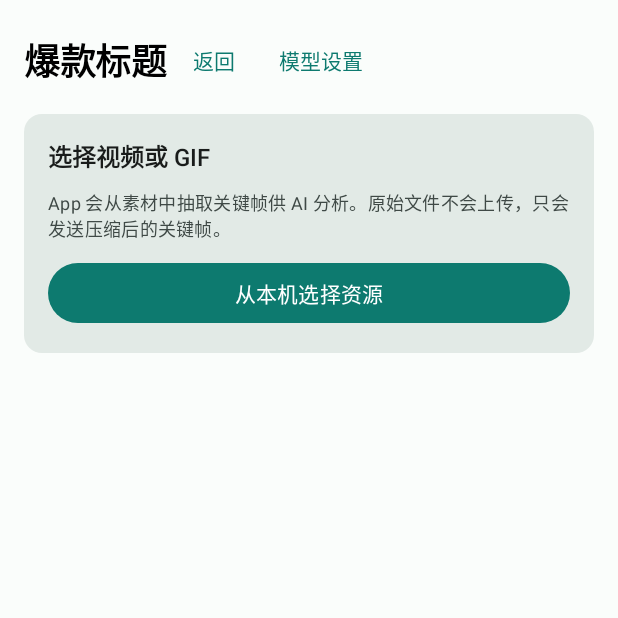
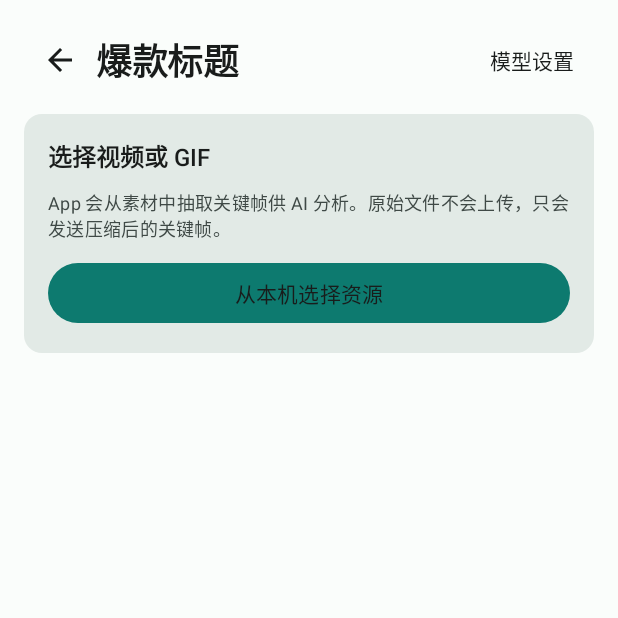
Before and after one commit to jinghh/app_tools, an Android app built with Jetpack Compose: the TitleActivity screen opened directly, with no data from a screen before it, on a phone screen of 412 x 824 dp, the top half of it. Run offline under Robolectric (Android 15) with nearby library versions, the phone set to English and light mode, and no system bars; pictures from the network do not load; 2 statements that could not run were skipped.

Commit message:
统一深色主题文字颜色并优化独立页面返回页头
- AppTheme 统一为 Typography 注入 onSurface 颜色，修复深色主题下标题黑字问题
- 抽取公共 PageHeader 组件：返回箭头 + 标题 + 右侧操作区
- 模型设置/爆款标题/登录三个独立页面统一用返回箭头页头
- 独立 Activity 加 statusBarsPadding 避免页头与状态栏重合，去掉重复的 navigationBarsPadding
- 修复 lambda 包进 Box 后 this 变成 BoxScope 导致的编译错误

```diff
--- a/app/src/main/java/com/jhh/myapptools/title/ui/TitleActivity.kt
+++ b/app/src/main/java/com/jhh/myapptools/title/ui/TitleActivity.kt
@@ -15,6 +15,9 @@ import androidx.activity.enableEdgeToEdge
 import androidx.activity.result.contract.ActivityResultContracts
 import androidx.compose.foundation.Image
 import androidx.compose.foundation.layout.Arrangement
+import androidx.compose.foundation.layout.Box
+import androidx.compose.foundation.layout.fillMaxSize
+import androidx.compose.foundation.layout.statusBarsPadding
 import androidx.compose.foundation.layout.Column
 import androidx.compose.foundation.layout.FlowRow
 import androidx.compose.foundation.layout.Row
@@ -90,11 +93,19 @@ class TitleActivity : ComponentActivity() {
         enableEdgeToEdge()
         setContent {
             AppTheme {
-                TitleScreen(
-                    initialSource = source,
-                    onBack = { finish() },
-                    onOpenSettings = { startActivity(Intent(this, AiSettingsActivity::class.java)) },
-                )
+                Box(
+                    modifier = Modifier
+                        .fillMaxSize()
+                        .statusBarsPadding(),
+                ) {
+                    TitleScreen(
+                        initialSource = source,
+                        onBack = { finish() },
+                        onOpenSettings = {
+                            startActivity(Intent(this@TitleActivity, AiSettingsActivity::class.java))
+                        },
+                    )
+                }
             }
         }
     }
@@ -301,8 +312,8 @@ internal fun TitleScreen(
     ScreenScaffold(
         modifier = modifier,
         title = "爆款标题",
+        onBack = onBack,
         titleExtra = {
-            if (onBack != null) TextButton(onClick = onBack) { Text("返回") }
             TextButton(onClick = onOpenSettings) { Text("模型设置") }
         },
     ) {
--- a/app/src/main/java/com/jhh/myapptools/ui/CommonUi.kt
+++ b/app/src/main/java/com/jhh/myapptools/ui/CommonUi.kt
@@ -13,6 +13,7 @@ import androidx.compose.foundation.layout.size
 import androidx.compose.foundation.rememberScrollState
 import androidx.compose.foundation.verticalScroll
 import androidx.compose.material.icons.Icons
+import androidx.compose.material.icons.automirrored.filled.ArrowBack
 import androidx.compose.material.icons.filled.KeyboardArrowDown
 import androidx.compose.material.icons.filled.KeyboardArrowUp
 import androidx.compose.material3.AlertDialog
@@ -38,15 +39,54 @@ import com.jhh.myapptools.R
 import java.util.Locale
 
 /**
- * 页面骨架：标题 + 可滚动内容。
+ * 公共页头：左侧返回箭头 + 标题 + 右侧操作区。
  *
- * 5 个工具页共用同一套结构，避免各自实现导致行为不一致。
+ * 所有**不在底部导航栏里**的页面（独立 Activity）都必须传 [onBack]，
+ * 保证返回入口的位置和行为一致；底部导航页传 null，不显示箭头。
+ */
+@Composable
+internal fun PageHeader(
+    title: String,
+    onBack: (() -> Unit)? = null,
+    actions: (@Composable () -> Unit)? = null,
+    modifier: Modifier = Modifier,
+) {
+    Row(
+        modifier = modifier.fillMaxWidth(),
+        verticalAlignment = Alignment.CenterVertically,
+    ) {
+        if (onBack != null) {
+            IconButton(onClick = onBack) {
+                Icon(
+                    imageVector = Icons.AutoMirrored.Filled.ArrowBack,
+                    contentDescription = "返回",
+                    // 显式 tint：深色主题下 onSurface 是浅色，避免继承到默认黑色
+                    tint = MaterialTheme.colorScheme.onSurface,
+                )
+            }
+        }
+        Text(
+            title,
+            style = MaterialTheme.typography.headlineSmall,
+            maxLines = 1,
+            modifier = Modifier.weight(1f),
+        )
+        actions?.invoke()
+    }
+}
+
+/**
+ * 页面骨架：页头 + 可滚动内容。
+ *
+ * 工具页共用同一套结构，避免各自实现导致行为不一致。
  * 操作按钮一律放在内容流里（不放悬浮底栏），避免遮挡内容、也不误触。
  */
 @Composable
 internal fun ScreenScaffold(
     modifier: Modifier = Modifier,
     title: String,
+    /** 独立页面传返回回调，页头左侧显示返回箭头；底部导航页留空 */
+    onBack: (() -> Unit)? = null,
     /** 标题右侧的附加元素（如「?」帮助图标） */
     titleExtra: (@Composable () -> Unit)? = null,
     content: @Composable ColumnScope.() -> Unit,
@@ -58,13 +98,7 @@ internal fun ScreenScaffold(
             .padding(16.dp),
         verticalArrangement = Arrangement.spacedBy(12.dp),
     ) {
-        Row(
-            verticalAlignment = Alignment.CenterVertically,
-            horizontalArrangement = Arrangement.spacedBy(2.dp),
-        ) {
-            Text(title, style = MaterialTheme.typography.headlineSmall)
-            titleExtra?.invoke()
-        }
+        PageHeader(title = title, onBack = onBack, actions = titleExtra)
         content()
     }
 }
--- a/app/src/main/java/com/jhh/myapptools/ui/theme/Theme.kt
+++ b/app/src/main/java/com/jhh/myapptools/ui/theme/Theme.kt
@@ -6,7 +6,9 @@ import androidx.compose.material3.MaterialTheme
 import androidx.compose.material3.dynamicDarkColorScheme
 import androidx.compose.material3.dynamicLightColorScheme
 import androidx.compose.runtime.Composable
+import androidx.compose.ui.graphics.Color
 import androidx.compose.ui.platform.LocalContext
+import androidx.compose.ui.text.TextStyle
 
 /**
  * 应用主题。
@@ -34,9 +36,29 @@ fun AppTheme(
         else -> LightColors
     }
 
+    // AppTypography 里的 TextStyle 没有设 color，Compose 会回退到 Color.Unspecified（黑色），
+    // 导致深色主题下标题/正文全黑。这里按当前 colorScheme 统一注入 onSurface，
+    // 所有 Text 自动跟随主题；个别需要弱化/强调的地方仍可在调用点显式覆盖 color。
+    val themedTypography = AppTypography.copy(
+        headlineLarge = AppTypography.headlineLarge.withColor(colorScheme.onSurface),
+        headlineMedium = AppTypography.headlineMedium.withColor(colorScheme.onSurface),
+        headlineSmall = AppTypography.headlineSmall.withColor(colorScheme.onSurface),
+        titleLarge = AppTypography.titleLarge.withColor(colorScheme.onSurface),
+        titleMedium = AppTypography.titleMedium.withColor(colorScheme.onSurface),
+        titleSmall = AppTypography.titleSmall.withColor(colorScheme.onSurface),
+        bodyLarge = AppTypography.bodyLarge.withColor(colorScheme.onSurface),
+        bodyMedium = AppTypography.bodyMedium.withColor(colorScheme.onSurface),
+        bodySmall = AppTypography.bodySmall.withColor(colorScheme.onSurface),
+        labelLarge = AppTypography.labelLarge.withColor(colorScheme.onSurface),
+        labelMedium = AppTypography.labelMedium.withColor(colorScheme.onSurface),
+        labelSmall = AppTypography.labelSmall.withColor(colorScheme.onSurface),
+    )
+
     MaterialTheme(
         colorScheme = colorScheme,
-        typography = AppTypography,
+        typography = themedTypography,
         content = content,
     )
 }
+
+private fun TextStyle.withColor(color: Color): TextStyle = copy(color = color)
```
Also changed, not shown: app/src/main/java/com/jhh/myapptools/ai/ui/AiSettingsActivity.kt (+16 -3 lines), app/src/main/java/com/jhh/myapptools/ui/LoginCookieActivity.kt (+8 -15 lines).
